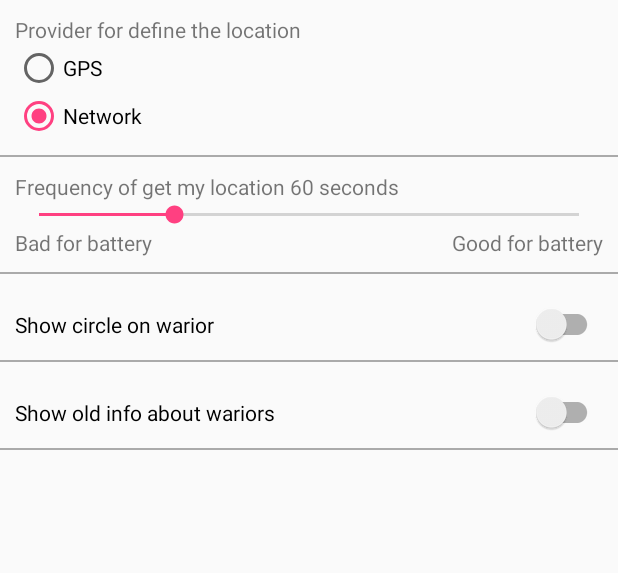
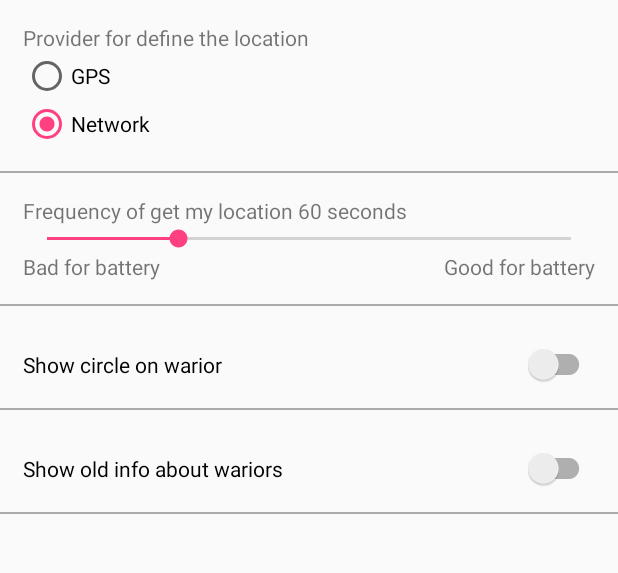
Before and after one commit to zhdanov-ek/teamWar, an Android app: the SettingsActivity screen opened directly, with no data from a screen before it, on a phone screen of 412 x 824 dp, the part 84-657 px from its top. Run offline under Robolectric (Android 15) with nearby library versions, the phone set to English and light mode, and no system bars.

Commit message:
fix update map

```diff
--- a/app/src/main/res/layout/activity_settings.xml
+++ b/app/src/main/res/layout/activity_settings.xml
@@ -7,6 +7,14 @@
     tools:context="com.example.gek.teamwar.SettingsActivity">
     <include layout="@layout/toolbar"/>
 
+    <ScrollView
+        android:layout_width="match_parent"
+        android:layout_height="wrap_content">
+
+        <LinearLayout
+            android:layout_width="match_parent"
+            android:layout_height="match_parent"
+            android:orientation="vertical">
             <LinearLayout
                 style="@style/ItemSettings">
 
@@ -112,3 +120,7 @@
             <include layout="@layout/horizontal_line"/>
 
         </LinearLayout>
+
+    </ScrollView>
+
+</LinearLayout>
--- a/app/src/main/res/values/styles.xml
+++ b/app/src/main/res/values/styles.xml
@@ -47,7 +47,7 @@
         <item name="android:layout_width">match_parent</item>
         <item name="android:layout_height">wrap_content</item>
         <item name="android:orientation">vertical</item>
-        <item name="android:padding">10dp</item>
+        <item name="android:padding">15dp</item>
     </style>
 
 </resources>
```
Also changed, not shown: app/src/main/java/com/example/gek/teamwar/MapActivity.java (+10 -4 lines). Lines whose indentation alone changed are shown as unchanged.
